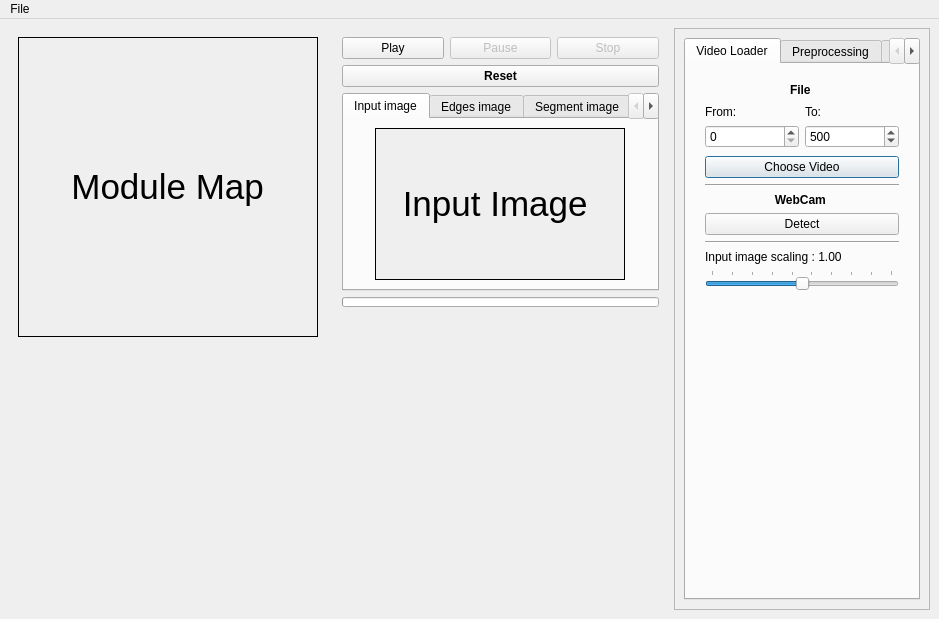
Before: the Qt Designer form gui/design/thermography_gui.ui in cdeldon/thermography, drawn with Qt 5.
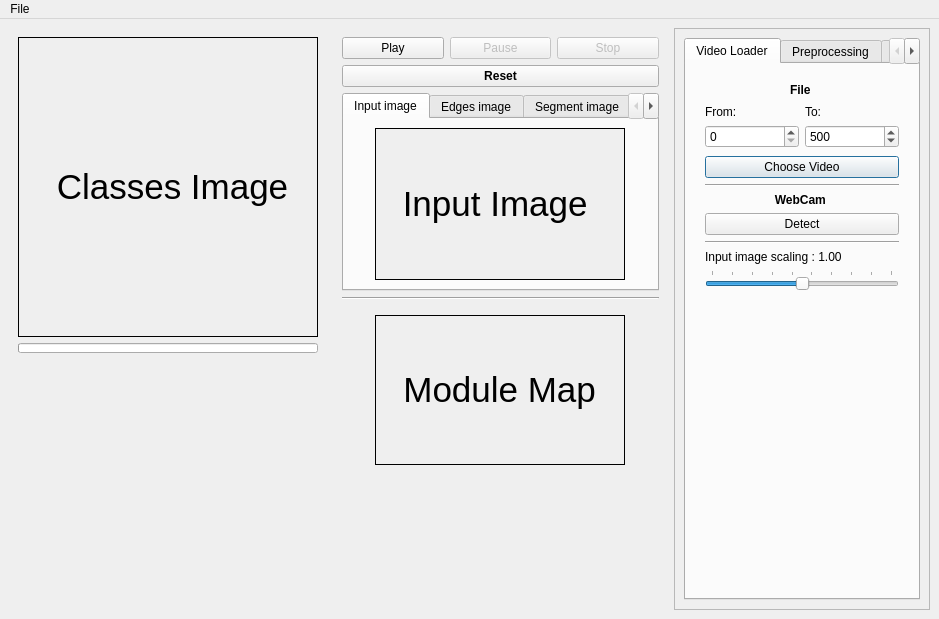
After: the same form once the commit is applied. The open tabs and pages were chosen to show the change. Icons and pictures are not drawn.

Commit message: Classification colorcoded in GUI

Patch:
```diff
--- a/gui/design/thermography_gui.ui
+++ b/gui/design/thermography_gui.ui
@@ -6,7 +6,7 @@
             <rect>
                 <x>0</x>
                 <y>0</y>
-                <width>909</width>
+    <width>920</width>
                 <height>598</height>
             </rect>
         </property>
@@ -48,7 +48,7 @@
                         </property>
                         <layout class="QVBoxLayout" name="verticalLayout_11">
                             <item>
-                                <widget class="QLabel" name="module_image_view">
+        <widget class="QLabel" name="class_image_view">
                                     <property name="sizePolicy">
                                         <sizepolicy hsizetype="MinimumExpanding" vsizetype="MinimumExpanding">
                                             <horstretch>0</horstretch>
@@ -73,16 +73,48 @@
                                         <enum>QFrame::Box</enum>
                                     </property>
                                     <property name="text">
-                                        <string>&lt;html&gt;&lt;head/&gt;&lt;body&gt;&lt;p align=&quot;center&quot;&gt;Module
-                                            Map&lt;/p&gt;&lt;/body&gt;&lt;/html&gt;
-                                        </string>
+          <string>&lt;html&gt;&lt;head/&gt;&lt;body&gt;&lt;p align=&quot;center&quot;&gt;Classes Image&lt;/p&gt;&lt;/body&gt;&lt;/html&gt;</string>
                                     </property>
                                     <property name="textFormat">
                                         <enum>Qt::RichText</enum>
                                     </property>
-                                    <property name="scaledContents">
+        </widget>
+       </item>
+       <item>
+        <widget class="QProgressBar" name="global_progress_bar">
+         <property name="sizePolicy">
+          <sizepolicy hsizetype="MinimumExpanding" vsizetype="Fixed">
+           <horstretch>0</horstretch>
+           <verstretch>0</verstretch>
+          </sizepolicy>
+         </property>
+         <property name="minimumSize">
+          <size>
+           <width>0</width>
+           <height>10</height>
+          </size>
+         </property>
+         <property name="maximumSize">
+          <size>
+           <width>16777215</width>
+           <height>10</height>
+          </size>
+         </property>
+         <property name="value">
+          <number>0</number>
+         </property>
+         <property name="textVisible">
                                         <bool>false</bool>
                                     </property>
+         <property name="invertedAppearance">
+          <bool>false</bool>
+         </property>
+         <property name="textDirection">
+          <enum>QProgressBar::TopToBottom</enum>
+         </property>
+         <property name="format">
+          <string>%p%</string>
+         </property>
                                 </widget>
                             </item>
                             <item>
@@ -553,40 +585,63 @@
                                             </widget>
                                         </item>
                                         <item>
-                                            <widget class="QProgressBar" name="global_progress_bar">
+           <widget class="Line" name="line_6">
+            <property name="orientation">
+             <enum>Qt::Horizontal</enum>
+            </property>
+           </widget>
+          </item>
+          <item>
+           <widget class="QWidget" name="widget_4" native="true">
+            <layout class="QHBoxLayout" name="horizontalLayout_7">
+             <item>
+              <widget class="QLabel" name="module_image_view">
                                                 <property name="sizePolicy">
-                                                    <sizepolicy hsizetype="MinimumExpanding" vsizetype="Fixed">
+                <sizepolicy hsizetype="Fixed" vsizetype="MinimumExpanding">
                                                         <horstretch>0</horstretch>
                                                         <verstretch>0</verstretch>
                                                     </sizepolicy>
                                                 </property>
                                                 <property name="minimumSize">
                                                     <size>
-                                                        <width>0</width>
-                                                        <height>10</height>
+                 <width>250</width>
+                 <height>150</height>
                                                     </size>
                                                 </property>
                                                 <property name="maximumSize">
                                                     <size>
-                                                        <width>16777215</width>
-                                                        <height>10</height>
-                                                    </size>
-                                                </property>
-                                                <property name="value">
-                                                    <number>0</number>
-                                                </property>
-                                                <property name="textVisible">
-                                                    <bool>false</bool>
-                                                </property>
-                                                <property name="invertedAppearance">
-                                                    <bool>false</bool>
-                                                </property>
-                                                <property name="textDirection">
-                                                    <enum>QProgressBar::TopToBottom</enum>
-                                                </property>
-                                                <property name="format">
-                                                    <string>%p%</string>
-                                                </property>
+                 <width>250</width>
+                 <height>16777215</height>
+                </size>
+               </property>
+               <property name="font">
+                <font>
+                 <pointsize>26</pointsize>
+                </font>
+               </property>
+               <property name="cursor">
+                <cursorShape>ArrowCursor</cursorShape>
+               </property>
+               <property name="autoFillBackground">
+                <bool>true</bool>
+               </property>
+               <property name="frameShape">
+                <enum>QFrame::Box</enum>
+               </property>
+               <property name="text">
+                <string>&lt;html&gt;&lt;head/&gt;&lt;body&gt;&lt;p align=&quot;center&quot;&gt;Module
+                                            Map&lt;/p&gt;&lt;/body&gt;&lt;/html&gt;
+                                        </string>
+               </property>
+               <property name="textFormat">
+                <enum>Qt::RichText</enum>
+               </property>
+               <property name="scaledContents">
+                <bool>false</bool>
+               </property>
+              </widget>
+             </item>
+            </layout>
                                             </widget>
                                         </item>
                                     </layout>
```
Left out of the diff: 79 changed lines with no effect on the pictures. Lines whose indentation alone changed are shown as unchanged. The commit also changes 5 other files.
